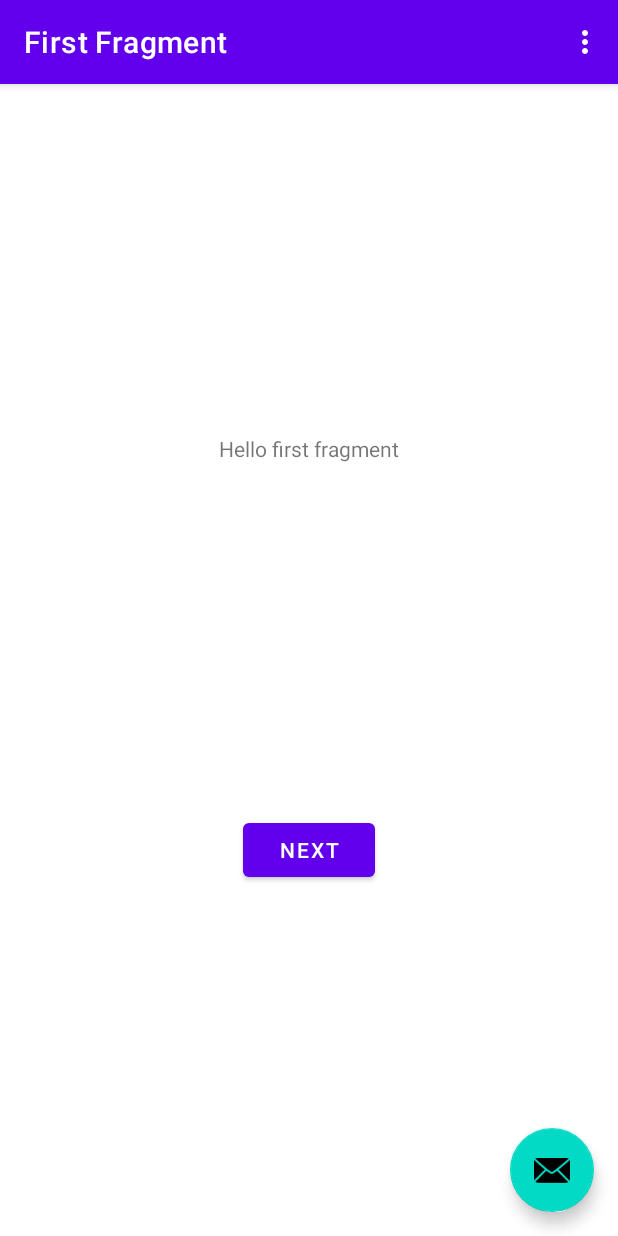
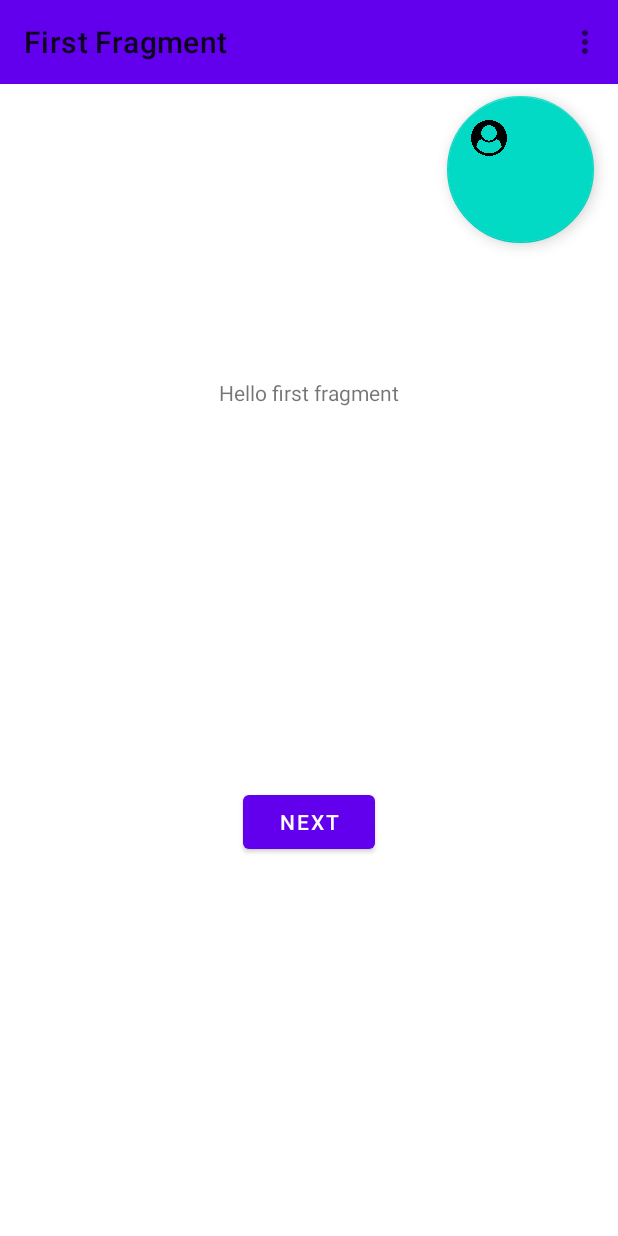
Before and after one commit to BraxtBooth/4350_Project_1, an Android app: the screen it shows after launch (MainActivity), on a phone screen of 412 x 824 dp. Run offline under Robolectric (Android 15) with nearby library versions, the phone set to English and light mode, and no system bars; our stand-ins replace navigation-ui.

Commit message:
small modification on Avatar icon

```diff
--- a/app/src/main/res/layout/activity_main.xml
+++ b/app/src/main/res/layout/activity_main.xml
@@ -7,16 +7,10 @@
     tools:context=".MainActivity">
 
     <com.google.android.material.appbar.AppBarLayout
+        android:id="@+id/appBarLayout"
         android:layout_width="match_parent"
         android:layout_height="wrap_content"
         android:theme="@style/Theme.4350_Project_1.AppBarOverlay">
-
-        <androidx.appcompat.widget.Toolbar
-            android:id="@+id/toolbar"
-            android:layout_width="match_parent"
-            android:layout_height="?attr/actionBarSize"
-            android:background="?attr/colorPrimary"
-            app:popupTheme="@style/Theme.4350_Project_1.PopupOverlay" />
 
     </com.google.android.material.appbar.AppBarLayout>
 
@@ -24,11 +18,21 @@
 
     <com.google.android.material.floatingactionbutton.FloatingActionButton
         android:id="@+id/fab"
-        android:layout_width="wrap_content"
-        android:layout_height="wrap_content"
-        android:layout_gravity="bottom|end"
+        android:layout_width="98dp"
+        android:layout_height="98dp"
+        android:layout_gravity="top|end"
+        android:layout_marginTop="64dp"
         android:layout_marginEnd="@dimen/fab_margin"
-        android:layout_marginBottom="16dp"
-        app:srcCompat="@android:drawable/ic_dialog_email" />
+        android:src="@drawable/user_icon"
+        />
+
+    <androidx.appcompat.widget.Toolbar
+        android:id="@+id/toolbar"
+        android:layout_width="match_parent"
+        android:layout_height="?attr/actionBarSize"
+        android:background="?attr/colorPrimary"
+        app:layout_anchor="@+id/appBarLayout"
+        app:layout_anchorGravity="top|center"
+        app:popupTheme="@style/Theme.4350_Project_1.PopupOverlay" />
 
 </androidx.coordinatorlayout.widget.CoordinatorLayout>
```
Also changed, not shown: app/src/main/res/drawable/user_icon.png (added), 1 other file.
